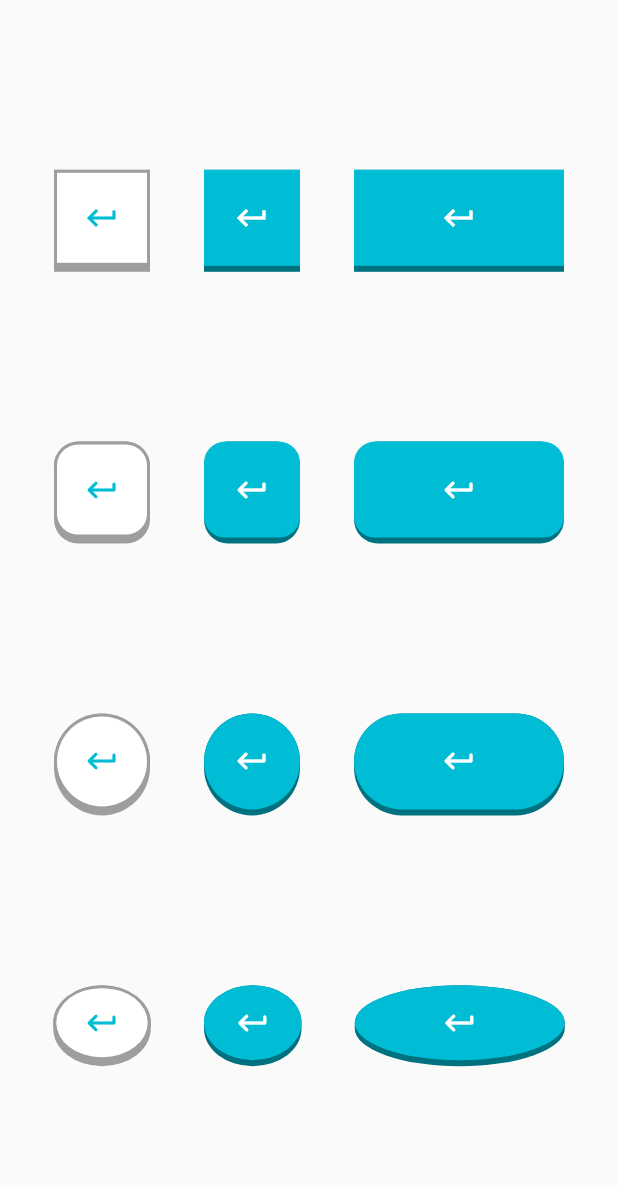
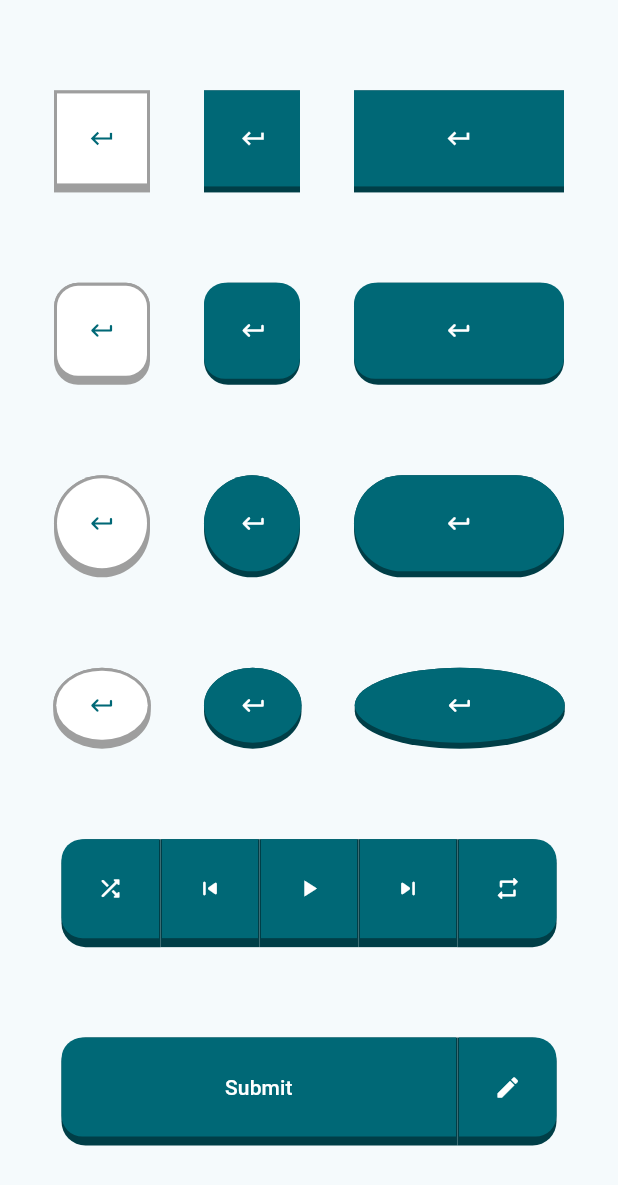
Before and after one commit to DevRedStone/Chiclet, a Flutter app: the screen it shows after launch, on a phone screen of 412 x 824 dp. Shown: the top 1185 px of the screen. Run offline on Flutter 3.47's test engine with Material 2 defaults, Android fonts, the phone set to English and light mode, and no system bars.

Commit message:
Update example

```diff
--- a/example/lib/main.dart
+++ b/example/lib/main.dart
@@ -13,7 +13,8 @@ class Chiclet extends StatelessWidget {
     return MaterialApp(
       title: 'Chiclet',
       theme: ThemeData(
-        primarySwatch: Colors.cyan,
+        colorSchemeSeed: Colors.cyan,
+        useMaterial3: true,
       ),
       home: const MyHomePage(title: 'Chiclet'),
       debugShowCheckedModeBanner: false,
@@ -124,6 +125,44 @@ class _MyHomePageState extends State<MyHomePage> {
                       child: const Icon(Icons.keyboard_return_rounded)),
                 ],
               ),
+              ChicletSegmentedButton(
+                height: 66,
+                buttonHeight: 6,
+                padding: EdgeInsets.zero,
+                children: [
+                  ChicletButtonSegment(
+                    child: const Icon(Icons.shuffle_rounded),
+                  ),
+                  ChicletButtonSegment(
+                    child: const Icon(Icons.skip_previous_rounded),
+                  ),
+                  ChicletButtonSegment(
+                    child: const Icon(Icons.play_arrow),
+                  ),
+                  ChicletButtonSegment(
+                    child: const Icon(Icons.skip_next_rounded),
+                  ),
+                  ChicletButtonSegment(
+                    child: const Icon(Icons.repeat_rounded),
+                  ),
+                ],
+              ),
+              ChicletSegmentedButton(
+                width: 330,
+                height: 66,
+                buttonHeight: 6,
+                children: [
+                  Expanded(
+                    child: ChicletButtonSegment(
+                      child: const Text("Submit"),
+                    ),
+                  ),
+                  ChicletButtonSegment(
+                    padding: EdgeInsets.zero,
+                    child: const Icon(Icons.edit_rounded),
+                  ),
+                ],
+              ),
             ],
           ),
         ),
```
